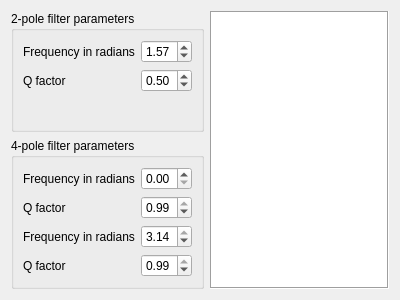
Qt form zplanewidget.ui (elektrokokke/elektrocillin) before a commit.
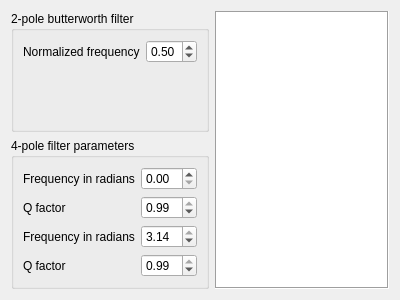
The same form after that commit.

Commit message:
2-pole Butterworth filter and fixes to ZPlaneFilter and Polynomial
Integrated the formula for a 2-pole Butterworth filter with a given
cutoff frequency as a test in ZPlaneWidget. Fixed the multiplication of
polynomials and added a gain factor to ZPlaneFilter.

Patch:
```diff
--- a/zplanewidget.ui
+++ b/zplanewidget.ui
@@ -19,7 +19,7 @@
      <item>
       <widget class="QGroupBox" name="groupBox2Pole">
        <property name="title">
-        <string>2-pole filter parameters</string>
+        <string>2-pole butterworth filter</string>
        </property>
        <layout class="QFormLayout" name="formLayout">
         <property name="fieldGrowthPolicy">
@@ -28,7 +28,7 @@
         <item row="0" column="0">
          <widget class="QLabel" name="labelFrequency">
           <property name="text">
-           <string>Frequency in radians</string>
+           <string>Normalized frequency</string>
           </property>
          </widget>
         </item>
@@ -38,27 +38,7 @@
            <number>2</number>
           </property>
           <property name="maximum">
-           <double>3.140000000000000</double>
-          </property>
-          <property name="singleStep">
-           <double>0.100000000000000</double>
-          </property>
-          <property name="value">
-           <double>1.570000000000000</double>
-          </property>
-         </widget>
-        </item>
-        <item row="1" column="0">
-         <widget class="QLabel" name="labelQFactor">
-          <property name="text">
-           <string>Q factor</string>
-          </property>
-         </widget>
-        </item>
-        <item row="1" column="1">
-         <widget class="QDoubleSpinBox" name="spinBoxQFactor">
-          <property name="maximum">
-           <double>0.990000000000000</double>
+           <double>1.000000000000000</double>
           </property>
           <property name="singleStep">
            <double>0.010000000000000</double>
```
The commit also changes 5 other files.
